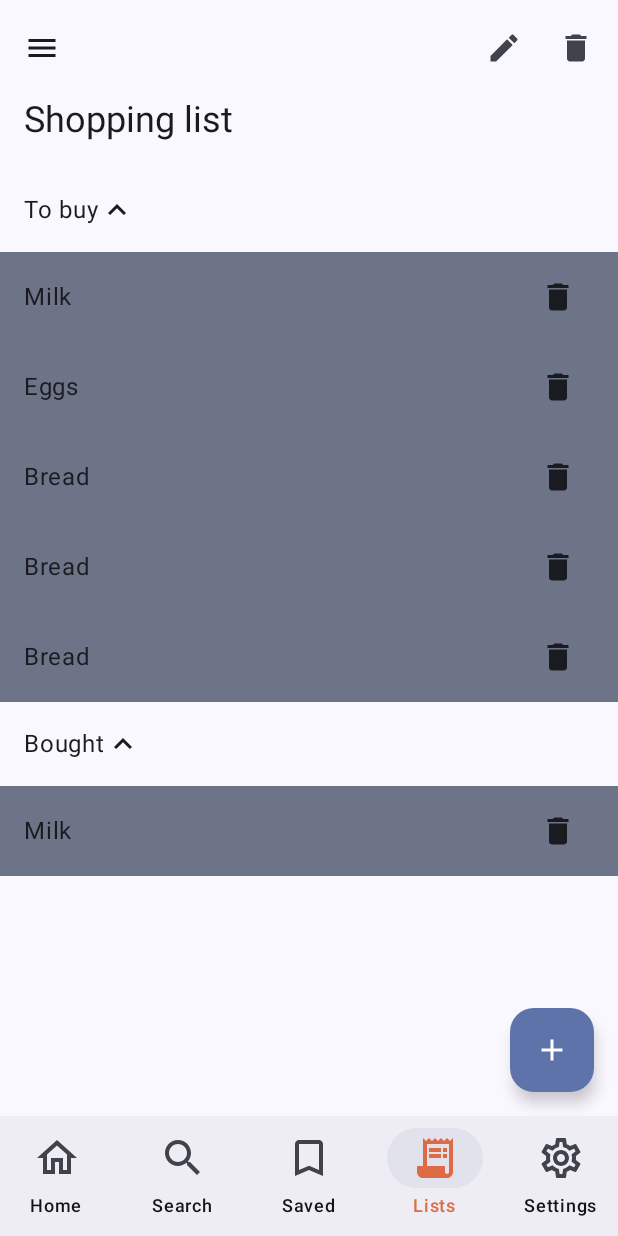
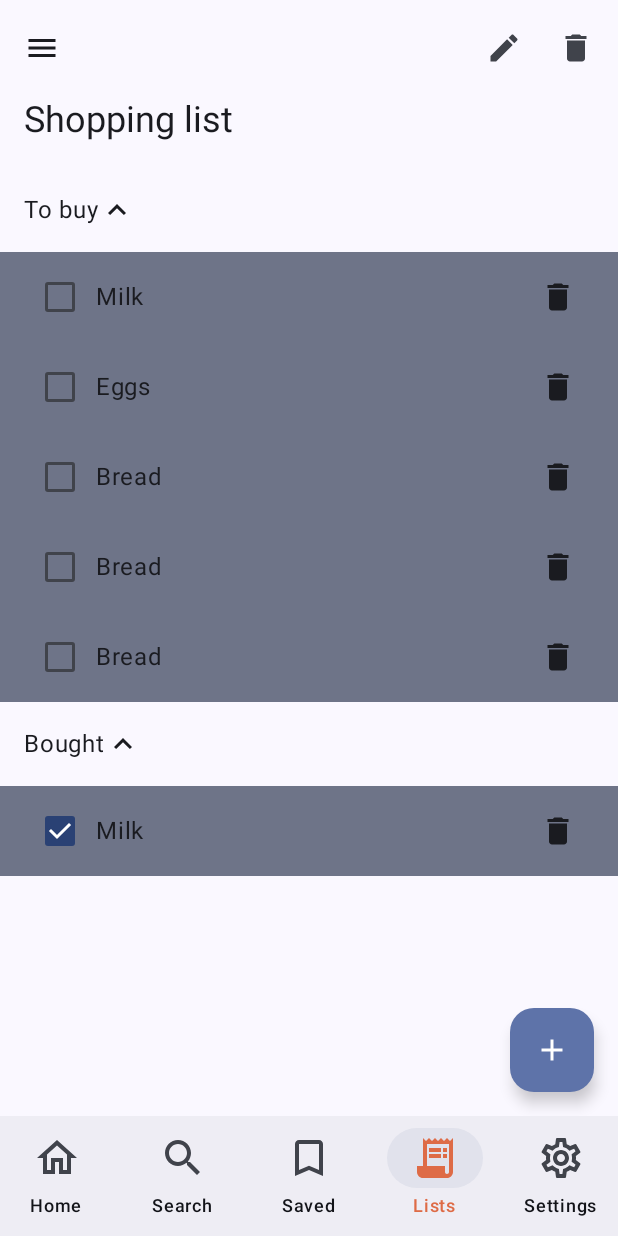
Before and after one commit to Jatinder-Sohal/FinalYearProject-HCI, an Android app built with Jetpack Compose: the CompanionListsScreen screen opened through its navigation route, on a phone screen of 412 x 824 dp. Run offline under Robolectric (Android 15) with nearby library versions, the phone set to English and light mode, and no system bars.

Commit message:
Implemented a working checkbox that when clicked in the first list, it is moved to second and vice versa. Had small bug with tick not appearing in 2nd list but had to hoist the state out and pass from dropdown call.

```diff
--- a/cooking_companion/app/src/main/java/com/example/cooking_companion/ui/pages/CompanionListsScreen.kt
+++ b/cooking_companion/app/src/main/java/com/example/cooking_companion/ui/pages/CompanionListsScreen.kt
@@ -7,6 +7,7 @@ import androidx.compose.foundation.border
 import androidx.compose.foundation.layout.Arrangement
 import androidx.compose.foundation.layout.Column
 import androidx.compose.foundation.layout.Row
+import androidx.compose.foundation.layout.Spacer
 import androidx.compose.foundation.layout.fillMaxWidth
 import androidx.compose.foundation.layout.padding
 import androidx.compose.foundation.lazy.LazyColumn
@@ -23,6 +24,7 @@ import androidx.compose.material.icons.filled.KeyboardArrowUp
 import androidx.compose.material.icons.filled.Menu
 import androidx.compose.material3.Card
 import androidx.compose.material3.CardDefaults
+import androidx.compose.material3.Checkbox
 import androidx.compose.material3.Divider
 import androidx.compose.material3.ExperimentalMaterial3Api
 import androidx.compose.material3.FloatingActionButton
@@ -61,7 +63,7 @@ fun CompanionListsScreen(modifier: Modifier = Modifier, ) {
         topBar = {
             MediumTopAppBar(
                 colors = TopAppBarDefaults.topAppBarColors(
-                    scrolledContainerColor = MaterialTheme.colorScheme.primaryContainer
+                    scrolledContainerColor = MaterialTheme.colorScheme.tertiaryContainer
                 ),
                 title = {
                     Text(
@@ -103,15 +105,33 @@ fun CompanionListsScreen(modifier: Modifier = Modifier, ) {
 
             verticalArrangement = Arrangement.spacedBy(0.dp)
         ) {
-            Dropdown(ListOneitems,"To buy")
-            Dropdown(ListTwoitems,"Bought")
+            Dropdown(
+                items = ListOneitems,
+                title = "To buy",
+                moveItem = { item ->
+                    ListOneitems = ListOneitems - item
+                    ListTwoitems = ListTwoitems + item
+                },
+                checked = false
+            )
+            Dropdown(
+                items = ListTwoitems,
+                title =  "Bought",
+                moveItem = { item ->
+                    ListOneitems = ListOneitems + item
+                    ListTwoitems = ListTwoitems - item
+                },
+                checked = true
+            )
         }
     }
 }
 @Composable
 fun Dropdown(
     items: List<String>,
-    title: String
+    title: String,
+    moveItem:(String) -> Unit,
+    checked : Boolean
 ) {
     Column {
         Row(
@@ -131,25 +151,30 @@ fun Dropdown(
             )
         }
         items.forEach { item ->
-            ListItem(text = item)
+            ListItem(text = item, {moveItem(item)}, checked)
         }
 
     }
 }
 @Composable
-fun ListItem(text: String, modifier: Modifier = Modifier) {
+fun ListItem(text: String, moveItem: () -> Unit, checked: Boolean, modifier: Modifier = Modifier) {
     Row(
         modifier = modifier
             .background(MaterialTheme.colorScheme.secondaryContainer)
             .padding(horizontal = 16.dp, vertical = 6.dp)
             .fillMaxWidth(),
-        horizontalArrangement = Arrangement.SpaceBetween,
         verticalAlignment = Alignment.CenterVertically
     ) {
+        Checkbox(
+            checked = checked,
+            onCheckedChange = {moveItem()
+            }
+        )
         Text(
             text = text,
             style = MaterialTheme.typography.bodyLarge,
         )
+        Spacer(Modifier.weight(1f))
         IconButton(onClick = {}) {
             Icon(Icons.Default.Delete, contentDescription = "Delete")
         }
```
